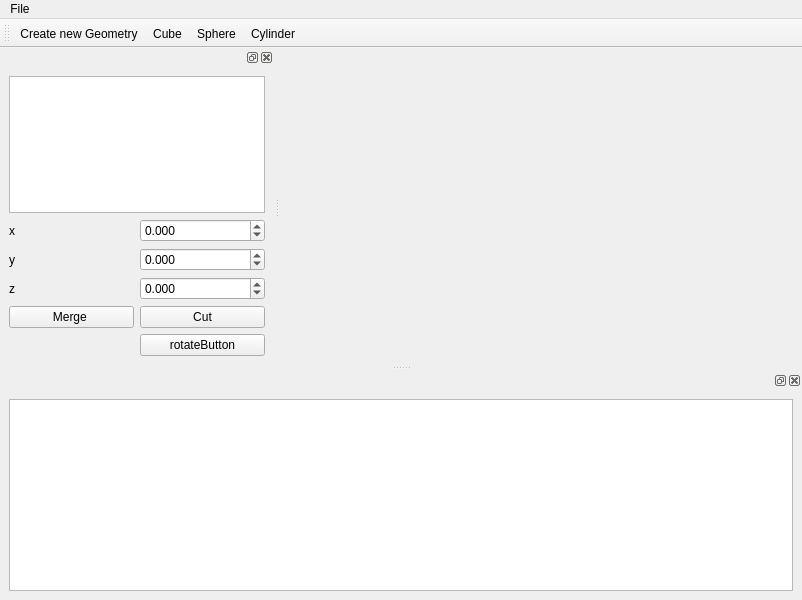
haknkayaa/Qt-OpenCASCADE-Projects, file 080-ManipulatingShapes/src/MainWindow.ui: the form before one commit.
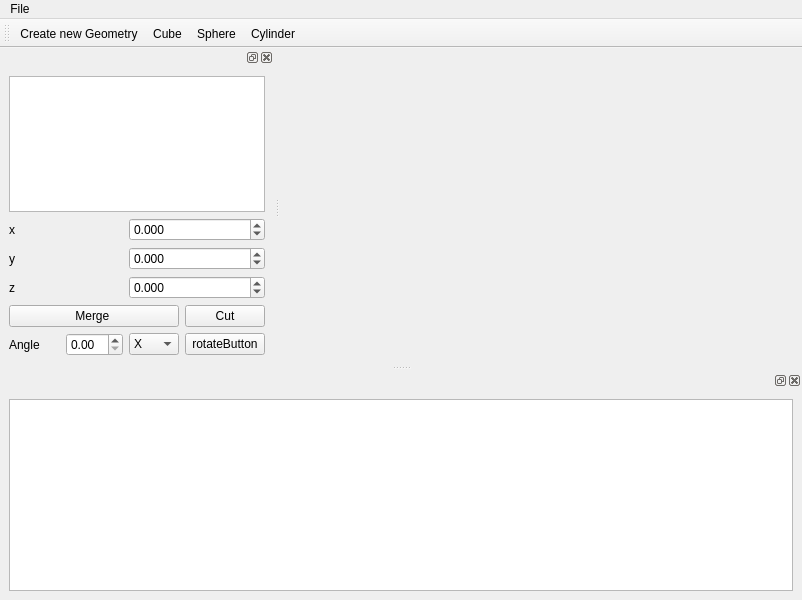
The form after the commit. Custom widgets are drawn as their Qt base class.

What changed in the file:
```diff
--- a/080-ManipulatingShapes/src/MainWindow.ui
+++ b/080-ManipulatingShapes/src/MainWindow.ui
@@ -32,7 +32,7 @@
    </attribute>
    <widget class="QWidget" name="dockWidgetContents">
     <layout class="QGridLayout" name="gridLayout_3">
-     <item row="0" column="0" colspan="2">
+     <item row="0" column="0" colspan="4">
       <widget class="QTreeWidget" name="modelTreeWidget">
        <attribute name="headerVisible">
         <bool>false</bool>
@@ -44,26 +44,6 @@
        </column>
       </widget>
      </item>
-     <item row="4" column="1">
-      <widget class="QPushButton" name="cutButton">
-       <property name="text">
-        <string>Cut</string>
-       </property>
-      </widget>
-     </item>
-     <item row="3" column="1">
-      <widget class="QDoubleSpinBox" name="zSpinBox">
-       <property name="decimals">
-        <number>3</number>
-       </property>
-       <property name="minimum">
-        <double>-9999990000.000000000000000</double>
-       </property>
-       <property name="maximum">
-        <double>9999999999.989999771118164</double>
-       </property>
-      </widget>
-     </item>
      <item row="1" column="0">
       <widget class="QLabel" name="label">
        <property name="text">
@@ -71,6 +51,30 @@
        </property>
       </widget>
      </item>
+     <item row="5" column="1">
+      <widget class="QDoubleSpinBox" name="angleBox"/>
+     </item>
+     <item row="3" column="0">
+      <widget class="QLabel" name="label_3">
+       <property name="text">
+        <string>z</string>
+       </property>
+      </widget>
+     </item>
+     <item row="4" column="3">
+      <widget class="QPushButton" name="cutButton">
+       <property name="text">
+        <string>Cut</string>
+       </property>
+      </widget>
+     </item>
+     <item row="5" column="0">
+      <widget class="QLabel" name="label_4">
+       <property name="text">
+        <string>Angle</string>
+       </property>
+      </widget>
+     </item>
      <item row="2" column="0">
       <widget class="QLabel" name="label_2">
        <property name="text">
@@ -78,34 +82,53 @@
        </property>
       </widget>
      </item>
-     <item row="4" column="0">
+     <item row="5" column="3">
+      <widget class="QPushButton" name="rotateButton">
+       <property name="text">
+        <string>rotateButton</string>
+       </property>
+      </widget>
+     </item>
+     <item row="5" column="2">
+      <widget class="QComboBox" name="axisBox">
+       <item>
+        <property name="text">
+         <string>X</string>
+        </property>
+       </item>
+       <item>
+        <property name="text">
+         <string>Y</string>
+        </property>
+       </item>
+       <item>
+        <property name="text">
+         <string>Z</string>
+        </property>
+       </item>
+      </widget>
+     </item>
+     <item row="4" column="0" colspan="3">
       <widget class="QPushButton" name="mergeButton">
        <property name="text">
         <string>Merge </string>
        </property>
       </widget>
      </item>
-     <item row="1" column="1">
-      <widget class="QDoubleSpinBox" name="xSpinBox">
+     <item row="3" column="2" colspan="2">
+      <widget class="QDoubleSpinBox" name="zSpinBox">
        <property name="decimals">
         <number>3</number>
        </property>
        <property name="minimum">
-        <double>-9999999.000000000000000</double>
+        <double>-9999990000.000000000000000</double>
        </property>
        <property name="maximum">
-        <double>99999999.989999994635582</double>
+        <double>9999999999.989999771118164</double>
        </property>
       </widget>
      </item>
-     <item row="3" column="0">
-      <widget class="QLabel" name="label_3">
-       <property name="text">
-        <string>z</string>
-       </property>
-      </widget>
-     </item>
-     <item row="2" column="1">
+     <item row="2" column="2" colspan="2">
       <widget class="QDoubleSpinBox" name="ySpinBox">
        <property name="decimals">
         <number>3</number>
@@ -118,10 +141,16 @@
        </property>
       </widget>
      </item>
-     <item row="5" column="1">
-      <widget class="QPushButton" name="rotateButton">
-       <property name="text">
-        <string>rotateButton</string>
+     <item row="1" column="2" colspan="2">
+      <widget class="QDoubleSpinBox" name="xSpinBox">
+       <property name="decimals">
+        <number>3</number>
+       </property>
+       <property name="minimum">
+        <double>-9999999.000000000000000</double>
+       </property>
+       <property name="maximum">
+        <double>99999999.989999994635582</double>
        </property>
       </widget>
      </item>
```
Left out of the diff: 2 changed lines with no effect on the pictures.
